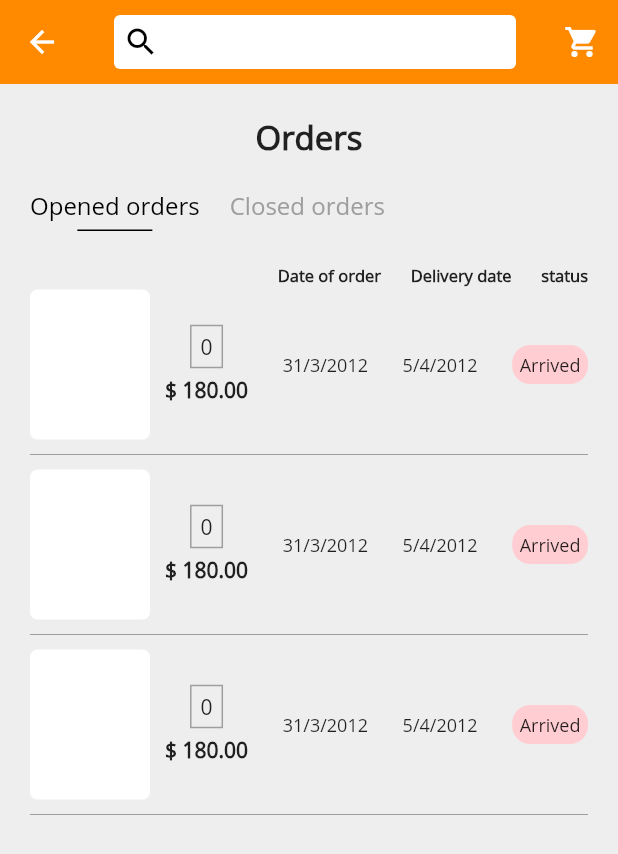
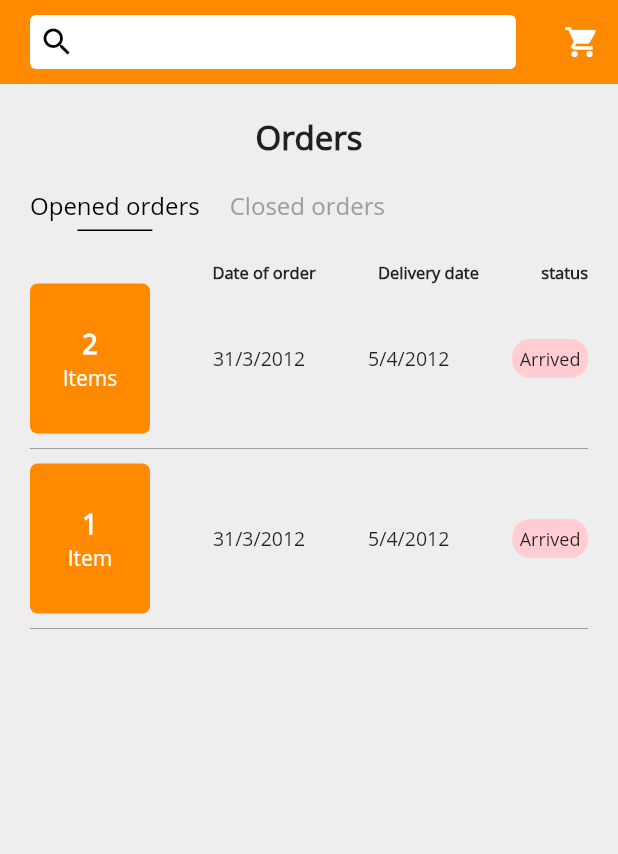
Before and after one commit to ArGendi/Dot, a Flutter app: the Orders screen opened directly, on a phone screen of 412 x 824 dp. Shown: the top 854 px of the screen. Run offline on Flutter 3.47's test engine with Material 2 defaults, Android fonts, the phone set to English and light mode, and no system bars; our stand-ins replace carousel_slider, country_code_picker, firebase_auth, flutter_countdown_timer, flutter_rating_bar, package_info and 2 more; missing offline and left inert: flutter_login_facebook; accounts and stored records are empty.

Commit message:
new screens

```diff
--- a/lib/main.dart
+++ b/lib/main.dart
@@ -16,6 +16,7 @@ import 'package:ecommerce/screens/forget_password_screen.dart';
 import 'package:ecommerce/screens/home_screen.dart';
 import 'package:ecommerce/loading_screens/loading_screen.dart';
 import 'package:ecommerce/screens/login_screen.dart';
+import 'package:ecommerce/screens/order_details_screen.dart';
 import 'package:ecommerce/screens/orders_screen.dart';
 import 'package:ecommerce/screens/product_details_screen.dart';
 import 'package:ecommerce/screens/recently_viewed_screen.dart';
@@ -108,7 +109,7 @@ class _MyAppState extends State<MyApp> {
         return supportedLocales.first;
       },
       locale: Locale(provider.lang, ''),
-      home: FeedBack(product: new Product(name: "product 1", discountPrice: 200),),//widget.lang != null ? Loading() : Welcome(),
+      home: Orders(),//widget.lang != null ? Loading() : Welcome(),
       routes: {
         Welcome.id: (context) => Welcome(),
         Login.id: (context) => Login(),
@@ -124,6 +125,7 @@ class _MyAppState extends State<MyApp> {
         WishlistLoading.id: (context) => WishlistLoading(),
         CartLoading.id: (context) => CartLoading(),
         RecentlyViewedLoading.id: (context) => RecentlyViewedLoading(),
+        Orders.id: (context) => Orders(),
       },
     );
   }
--- /dev/null
+++ b/lib/models/order.dart
@@ -0,0 +1,10 @@
+import 'package:ecommerce/models/product.dart';
+
+class Order{
+  List<Product> products = [];
+  String status = '';
+  String orderDate = '';
+  String deliveryDate = '';
+
+  Order({required this.products, this.status = '', this.deliveryDate = '', this.orderDate = ''});
+}
--- a/lib/models/product.dart
+++ b/lib/models/product.dart
@@ -31,7 +31,6 @@ class Product{
   List<Review> reviews = [];
   String orderDate = '';
   String deliveryDate = '';
-  String status = '';
 
   Product({this.name = 'product', this.price = 0, this.sale = 0, this.rate =0,this.isFavourite=false, this.availabilityInStock=0,
           this.quantityAddedInCart = 0, this.website = '', this.weight = 0, this.size = '', this.productLine = '', this.productCountry = '',
--- a/lib/providers/orders_provider.dart
+++ b/lib/providers/orders_provider.dart
@@ -1,38 +1,43 @@
 import 'package:ecommerce/helpers/db_helper.dart';
+import 'package:ecommerce/models/order.dart';
 import 'package:ecommerce/models/product.dart';
 import 'package:flutter/cupertino.dart';
 
 import '../constants.dart';
 
 class OrdersProvider extends ChangeNotifier {
-  List<Product> _openedOrders = [
-    new Product(name: 'product 1', price: 200, discountPrice: 180),
-    new Product(name: 'product 1', price: 200, discountPrice: 180),
-    new Product(name: 'product 1', price: 200, discountPrice: 180)
+  List<Order> _openedOrders = [
+    new Order(products: [
+      new Product(name: 'product 1', price: 200, discountPrice: 180),
+      new Product(name: 'product 1', price: 200, discountPrice: 180)
+    ]),
+    new Order(products: [
+      new Product(name: 'product 1', price: 200, discountPrice: 180),
+    ])
   ];
-  List<Product> _closedOrders = [];
+  List<Order> _closedOrders = [];
   //DBHelper _dbHelper = new DBHelper();
 
-  List<Product> get openedOrders => _openedOrders;
-  List<Product> get closedOrders => _closedOrders;
+  List<Order> get openedOrders => _openedOrders;
+  List<Order> get closedOrders => _closedOrders;
 
-  addItemInOpenedOrders(Product product){
-    _openedOrders.add(product);
+  addItemInOpenedOrders(Order order){
+    _openedOrders.add(order);
     notifyListeners();
   }
 
-  removeItemFromOpenedOrders(Product product){
-    _openedOrders.remove(product);
+  removeItemFromOpenedOrders(Order order){
+    _openedOrders.remove(order);
     notifyListeners();
   }
 
-  addItemInClosedOrders(Product product){
-    _closedOrders.add(product);
+  addItemInClosedOrders(Order order){
+    _closedOrders.add(order);
     notifyListeners();
   }
 
-  removeItemFromClosedOrders(Product product){
-    _closedOrders.remove(product);
+  removeItemFromClosedOrders(Order order){
+    _closedOrders.remove(order);
     notifyListeners();
   }
 
--- a/lib/screens/orders_screen.dart
+++ b/lib/screens/orders_screen.dart
@@ -1,6 +1,9 @@
+import 'package:ecommerce/constants.dart';
 import 'package:ecommerce/loading_screens/cart_loading_screen.dart';
+import 'package:ecommerce/models/order.dart';
 import 'package:ecommerce/models/product.dart';
 import 'package:ecommerce/providers/orders_provider.dart';
+import 'package:ecommerce/screens/order_details_screen.dart';
 import 'package:ecommerce/services/search.dart';
 import 'package:ecommerce/widgets/custom_button.dart';
 import 'package:ecommerce/widgets/recently_viewed_banner.dart';
@@ -9,6 +12,7 @@ import 'package:flutter/material.dart';
 import 'package:provider/provider.dart';
 
 class Orders extends StatefulWidget {
+  static String id = 'orders';
   const Orders({Key? key}) : super(key: key);
 
   @override
@@ -156,7 +160,7 @@ class _OrdersState extends State<Orders> {
                   itemBuilder: (context, index){
                     return Column(
                       children: [
-                        orderDetails(provider.openedOrders[index], index),
+                        orderCard(provider.openedOrders[index], index),
                         Divider(
                           height: 20,
                           color: Colors.grey[500],
@@ -172,7 +176,7 @@ class _OrdersState extends State<Orders> {
                   itemBuilder: (context, index){
                     return Column(
                       children: [
-                        orderDetails(provider.closedOrders[index], index),
+                        orderCard(provider.closedOrders[index], index),
                         Divider(
                           height: 20,
                           color: Colors.grey[500],
@@ -188,15 +192,19 @@ class _OrdersState extends State<Orders> {
     );
   }
 
-  Widget orderDetails(Product product, int index){
-    return Column(
+  Widget orderCard(Order order, int index){
+    return InkWell(
+      onTap: (){
+        Navigator.push(
+          context,
+          MaterialPageRoute(builder: (context) => OrderDetails(order: order)),
+        );
+      },
+      child: Column(
         children: [
           if(index == 0)
             Row(
               mainAxisAlignment: MainAxisAlignment.spaceBetween,
-          children: [
-            Row(
-              crossAxisAlignment: CrossAxisAlignment.center,
               children: [
                 Container(
                   width: 80,
@@ -205,16 +213,6 @@ class _OrdersState extends State<Orders> {
                     color: Colors.grey[200],
                     borderRadius: BorderRadius.circular(5),
                   ),
-                ),
-                SizedBox(width: 10,),
-                Text(
-                  '\$ ' + product.discountPrice.toStringAsFixed(2),
-                  style: TextStyle(
-                    fontWeight: FontWeight.bold,
-                    color: Colors.grey[200],
-                  ),
-                ),
-              ],
                 ),
                 Text(
                   'Date of order',
@@ -242,53 +240,46 @@ class _OrdersState extends State<Orders> {
           Row(
             mainAxisAlignment: MainAxisAlignment.spaceBetween,
             children: [
-            Row(
-              crossAxisAlignment: CrossAxisAlignment.center,
-              children: [
               Container(
                 width: 80,
                 height: 100,
                 decoration: BoxDecoration(
-                    color: Colors.white,
+                  color: primaryColor,
                   borderRadius: BorderRadius.circular(5),
                 ),
-                ),
-                SizedBox(width: 10,),
-                Column(
+                child: Center(
+                  child: Column(
                     mainAxisAlignment: MainAxisAlignment.center,
                     children: [
-                    Container(
-                      decoration: BoxDecoration(
-                          border: Border.all(color: Colors.grey)
-                      ),
-                      child: Padding(
-                        padding: const EdgeInsets.symmetric(vertical: 4.0, horizontal: 6),
-                        child: Center(
-                          child: Text(product.quantityAddedInCart.toString()),
+                      Text(
+                        order.products.length.toString(),
+                        style: TextStyle(
+                          color: Colors.white,
+                          fontSize: 18,
+                          fontWeight: FontWeight.bold,
                         ),
                       ),
-                    ),
-                    SizedBox(height: 5,),
                       Text(
-                      '\$ ' + product.discountPrice.toStringAsFixed(2),
+                        order.products.length > 1 ? 'Items' : 'Item',
                         style: TextStyle(
-                          fontWeight: FontWeight.bold
+                          //fontSize: 12,
+                          color: Colors.white
                         ),
                       ),
                     ],
                   ),
-              ],
+                ),
               ),
               Text(
                 '31/3/2012',
                 style: TextStyle(
-                fontSize: 12,
+                  fontSize: 13,
                 ),
               ),
               Text(
                 '5/4/2012',
                 style: TextStyle(
-                fontSize: 12,
+                  fontSize: 13,
                 ),
               ),
               Container(
@@ -309,6 +300,7 @@ class _OrdersState extends State<Orders> {
             ],
           ),
         ],
+      ),
     );
   }
 
@@ -351,7 +343,8 @@ class _OrdersState extends State<Orders> {
           )
         ],
       ),
-      body: filledOrders(provider),
+      body: provider.openedOrders.isEmpty && provider.closedOrders.isEmpty ?
+             emptyOrders() : filledOrders(provider),
     );
   }
 }
```
Also changed, not shown: lib/loading_screens/orders_loading_screen.dart (added, +101 -0 lines), lib/screens/order_details_screen.dart (added, +199 -0 lines). Lines whose indentation alone changed are shown as unchanged.
